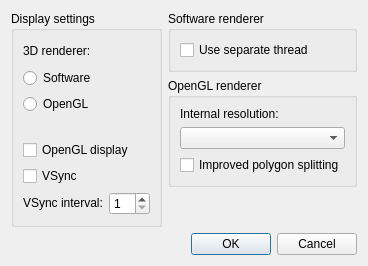
The window that src/frontend/qt_sdl/VideoSettingsDialog.ui (melonDS-emu/melonDS) describes before a commit, drawn with Qt 5.
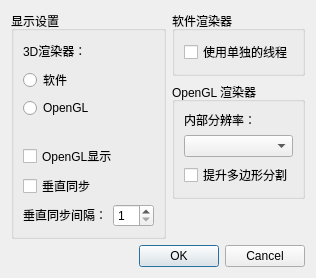
The same window after the commit.

The edit to the form file:
```diff
--- a/src/frontend/qt_sdl/VideoSettingsDialog.ui
+++ b/src/frontend/qt_sdl/VideoSettingsDialog.ui
@@ -26,13 +26,13 @@
    <item row="1" column="1">
     <widget class="QGroupBox" name="groupBox_3">
      <property name="title">
-      <string>OpenGL renderer</string>
+      <string>OpenGL 渲染器</string>
      </property>
      <layout class="QGridLayout" name="gridLayout_4">
       <item row="0" column="0">
        <widget class="QLabel" name="label_3">
         <property name="text">
-         <string>Internal resolution:</string>
+         <string>内部分辨率：</string>
         </property>
        </widget>
       </item>
@@ -49,7 +49,7 @@
          <string>&lt;html&gt;&lt;head/&gt;&lt;body&gt;&lt;p&gt;Enabling this may help reduce distortion on quads and more complex polygons, but may also reduce performance.&lt;/p&gt;&lt;/body&gt;&lt;/html&gt;</string>
         </property>
         <property name="text">
-         <string>Improved polygon splitting</string>
+         <string>提升多边形分割</string>
         </property>
        </widget>
       </item>
@@ -59,7 +59,7 @@
    <item row="0" column="1">
     <widget class="QGroupBox" name="groupBox_2">
      <property name="title">
-      <string>Software renderer</string>
+      <string>软件渲染器</string>
      </property>
      <layout class="QGridLayout" name="gridLayout_3">
       <item row="0" column="0">
@@ -68,7 +68,7 @@
          <string>&lt;html&gt;&lt;head/&gt;&lt;body&gt;&lt;p&gt;Run the software renderer on a separate thread. Yields better performance on multi-core CPUs.&lt;/p&gt;&lt;/body&gt;&lt;/html&gt;</string>
         </property>
         <property name="text">
-         <string>Use separate thread</string>
+         <string>使用单独的线程</string>
         </property>
        </widget>
       </item>
@@ -101,7 +101,7 @@
    <item row="0" column="0" rowspan="3">
     <widget class="QGroupBox" name="groupBox">
      <property name="title">
-      <string>Display settings</string>
+      <string>显示设置</string>
      </property>
      <layout class="QGridLayout" name="gridLayout_2">
       <item row="6" column="0">
@@ -116,7 +116,7 @@
          <string>&lt;html&gt;&lt;head/&gt;&lt;body&gt;&lt;p&gt;The interval at which to synchronize to the monitor's refresh rate. Set to 1 for a 60Hz monitor, 2 for 120Hz, ...&lt;/p&gt;&lt;/body&gt;&lt;/html&gt;</string>
         </property>
         <property name="text">
-         <string>VSync interval:</string>
+         <string>垂直同步间隔：</string>
         </property>
        </widget>
       </item>
@@ -139,7 +139,7 @@
          <string>&lt;html&gt;&lt;head/&gt;&lt;body&gt;&lt;p&gt;Use OpenGL to draw the DS screens to the main window. May result in better frame pacing. Mandatory when using the OpenGL 3D renderer.&lt;/p&gt;&lt;/body&gt;&lt;/html&gt;</string>
         </property>
         <property name="text">
-         <string>OpenGL display</string>
+         <string>OpenGL显示</string>
         </property>
        </widget>
       </item>
@@ -149,7 +149,7 @@
          <string>&lt;html&gt;&lt;head/&gt;&lt;body&gt;&lt;p&gt;When using OpenGL, synchronize the video output to your monitor's refresh rate.&lt;/p&gt;&lt;/body&gt;&lt;/html&gt;</string>
         </property>
         <property name="text">
-         <string>VSync</string>
+         <string>垂直同步</string>
         </property>
        </widget>
       </item>
@@ -185,14 +185,14 @@
          <string>&lt;html&gt;&lt;head/&gt;&lt;body&gt;&lt;p&gt;The software renderer is more accurate and less prone to rendering glitches, but requires more CPU power.&lt;/p&gt;&lt;/body&gt;&lt;/html&gt;</string>
         </property>
         <property name="text">
-         <string>Software</string>
+         <string>软件</string>
         </property>
        </widget>
       </item>
       <item row="0" column="0" colspan="2">
        <widget class="QLabel" name="label">
         <property name="text">
-         <string>3D renderer:</string>
+         <string>3D渲染器：</string>
         </property>
        </widget>
       </item>
```
Left out of the diff: 20 changed lines with no effect on the pictures.
